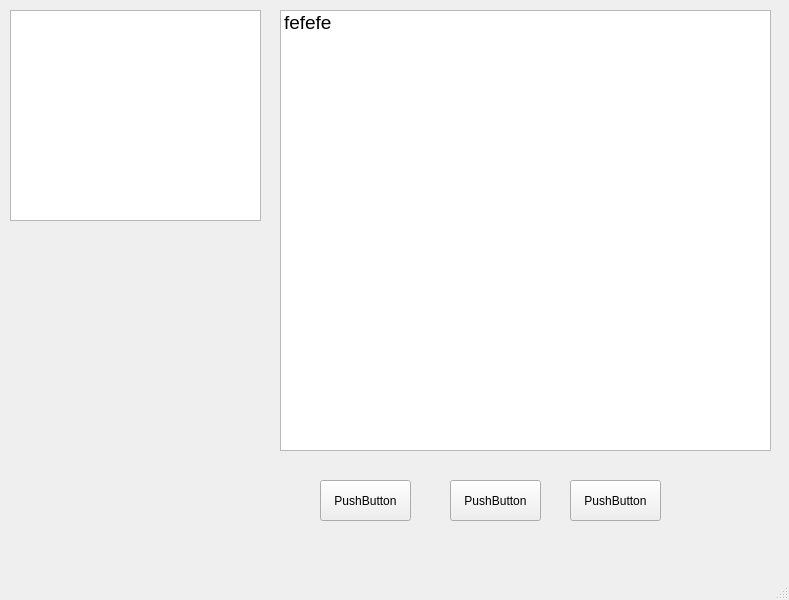
Qt form ui/MainWindow.ui (Qvert/Player) before a commit.
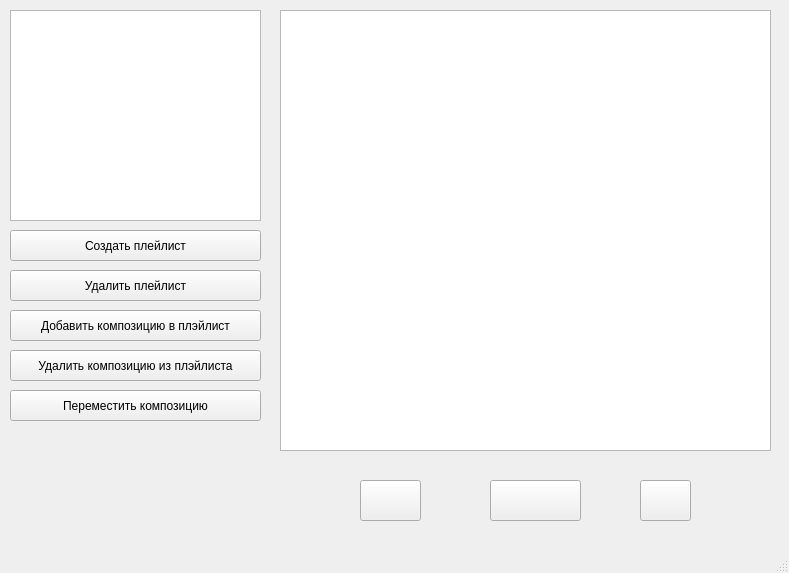
The same form after that commit. Icons and pictures are not drawn.

Diff of the .ui file:
```diff
--- a/ui/MainWindow.ui
+++ b/ui/MainWindow.ui
@@ -7,7 +7,7 @@
     <x>0</x>
     <y>0</y>
     <width>789</width>
-    <height>600</height>
+    <height>573</height>
    </rect>
   </property>
   <property name="windowTitle">
@@ -43,61 +43,122 @@
       <pointsize>14</pointsize>
      </font>
     </property>
-    <item>
-     <property name="text">
-      <string>fefefe</string>
-     </property>
-    </item>
    </widget>
    <widget class="QPushButton" name="pushButton">
     <property name="geometry">
      <rect>
-      <x>450</x>
+      <x>490</x>
       <y>480</y>
       <width>91</width>
       <height>41</height>
      </rect>
     </property>
     <property name="text">
-     <string>PushButton</string>
+     <string/>
     </property>
    </widget>
    <widget class="QPushButton" name="pushButton_2">
     <property name="geometry">
      <rect>
-      <x>320</x>
+      <x>360</x>
       <y>480</y>
-      <width>91</width>
+      <width>61</width>
       <height>41</height>
      </rect>
     </property>
     <property name="text">
-     <string>PushButton</string>
+     <string/>
     </property>
    </widget>
    <widget class="QPushButton" name="pushButton_3">
     <property name="geometry">
      <rect>
-      <x>570</x>
+      <x>640</x>
       <y>480</y>
-      <width>91</width>
+      <width>51</width>
       <height>41</height>
      </rect>
     </property>
     <property name="text">
-     <string>PushButton</string>
+     <string/>
     </property>
+    <property name="icon">
+     <iconset theme="next_">
+      <normalon>kisspng-clip-art-telephone-mobile-phones-openclipart-compu-play-svg-png-icon-free-download-239558-online-5b69d3896c26c2.196513461533662089443.jpg</normalon>
+     </iconset>
+    </property>
+    <property name="iconSize">
+     <size>
+      <width>33</width>
+      <height>33</height>
+     </size>
+    </property>
    </widget>
-  </widget>
-  <widget class="QMenuBar" name="menubar">
-   <property name="geometry">
-    <rect>
-     <x>0</x>
-     <y>0</y>
-     <width>789</width>
-     <height>21</height>
-    </rect>
-   </property>
+   <widget class="QPushButton" name="create_playlist">
+    <property name="geometry">
+     <rect>
+      <x>10</x>
+      <y>230</y>
+      <width>251</width>
+      <height>31</height>
+     </rect>
+    </property>
+    <property name="text">
+     <string>Создать плейлист</string>
+    </property>
+   </widget>
+   <widget class="QPushButton" name="delete_playlist">
+    <property name="geometry">
+     <rect>
+      <x>10</x>
+      <y>270</y>
+      <width>251</width>
+      <height>31</height>
+     </rect>
+    </property>
+    <property name="text">
+     <string>Удалить плейлист</string>
+    </property>
+   </widget>
+   <widget class="QPushButton" name="add_composition">
+    <property name="geometry">
+     <rect>
+      <x>10</x>
+      <y>310</y>
+      <width>251</width>
+      <height>31</height>
+     </rect>
+    </property>
+    <property name="text">
+     <string>Добавить композицию в плэйлист</string>
+    </property>
+   </widget>
+   <widget class="QPushButton" name="delete_composition">
+    <property name="geometry">
+     <rect>
+      <x>10</x>
+      <y>350</y>
+      <width>251</width>
+      <height>31</height>
+     </rect>
+    </property>
+    <property name="text">
+     <string>Удалить композицию из плэйлиста</string>
+    </property>
+   </widget>
+   <widget class="QPushButton" name="insert_composition">
+    <property name="geometry">
+     <rect>
+      <x>10</x>
+      <y>390</y>
+      <width>251</width>
+      <height>31</height>
+     </rect>
+    </property>
+    <property name="text">
+     <string>Переместить композицию</string>
+    </property>
+   </widget>
   </widget>
   <widget class="QStatusBar" name="statusbar"/>
  </widget>
```
Left out of the diff: 11 changed lines with no effect on the pictures.
